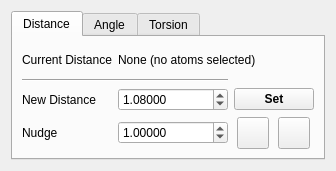
Old version of the form branches/nugui/src/gui/geometry.ui in the repository trisyoungs/aten.
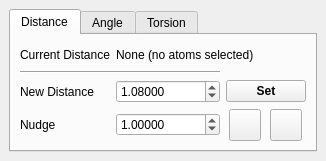
New version of the form. Icons and pictures are not drawn.

Commit message: Renamed fragment* to fragments* in src/gui. Converted some more tool windows to dock widgets.

Patch:
```diff
--- a/branches/nugui/src/gui/geometry.ui
+++ b/branches/nugui/src/gui/geometry.ui
@@ -1,37 +1,27 @@
-<ui version="4.0" >
- <class>GeometryDialog</class>
- <widget class="QDialog" name="GeometryDialog" >
-  <property name="geometry" >
+<?xml version="1.0" encoding="UTF-8"?>
+<ui version="4.0">
+ <class>GeometryWidget</class>
+ <widget class="QDockWidget" name="GeometryWidget">
+  <property name="geometry">
    <rect>
     <x>0</x>
     <y>0</y>
-    <width>336</width>
-    <height>171</height>
+    <width>261</width>
+    <height>161</height>
    </rect>
   </property>
   <property name="windowTitle" >
    <string>Geometry</string>
   </property>
-  <property name="windowIcon" >
-   <iconset resource="icons.qrc" >
-    <normaloff>:/stackicons/icons/stack_command.svg</normaloff>:/stackicons/icons/stack_command.svg</iconset>
-  </property>
-  <layout class="QHBoxLayout" name="horizontalLayout_2" >
+  <widget class="QWidget" name="dockWidgetContents">
+   <layout class="QVBoxLayout" name="verticalLayout">
    <item>
-    <widget class="QTabWidget" name="Tabs" >
-     <property name="currentIndex" >
+     <widget class="QTabWidget" name="Tabs">
+      <property name="currentIndex">
       <number>0</number>
      </property>
-     <widget class="QWidget" name="DistanceTab" >
-      <property name="geometry" >
-       <rect>
-        <x>0</x>
-        <y>0</y>
-        <width>314</width>
-        <height>125</height>
-       </rect>
-      </property>
-      <attribute name="title" >
+      <widget class="QWidget" name="DistanceTab">
+       <attribute name="title">
        <string>Distance</string>
       </attribute>
       <layout class="QHBoxLayout" name="horizontalLayout_6" >
@@ -604,6 +594,7 @@
     </widget>
    </item>
   </layout>
+  </widget>
  </widget>
  <resources>
   <include location="icons.qrc" />
```
Left out of the diff: 386 changed lines with no effect on the pictures. Lines whose indentation alone changed are shown as unchanged. The commit also changes 14 other files.
